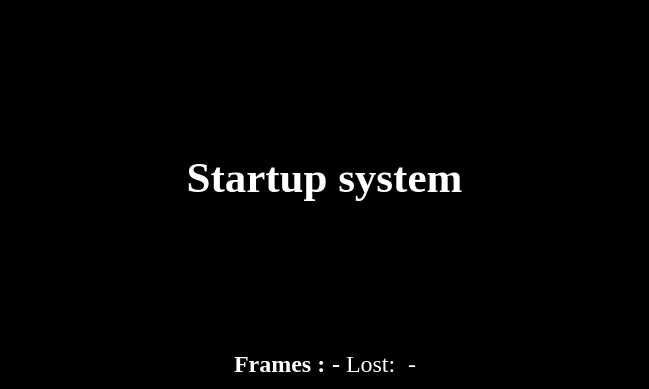
Qt form raspi_video_hub/qt-vlc/mainwindow.ui (dostapazov/video_hub) before a commit.
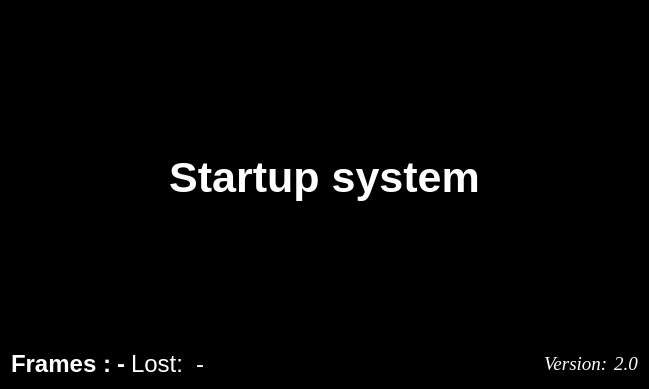
The same form after that commit.

Diff of the .ui file:
```diff
--- a/raspi_video_hub/qt-vlc/mainwindow.ui
+++ b/raspi_video_hub/qt-vlc/mainwindow.ui
@@ -39,7 +39,6 @@
       </property>
       <property name="font">
        <font>
-        <family>Liberation Serif</family>
         <pointsize>32</pointsize>
         <italic>false</italic>
         <bold>true</bold>
@@ -61,19 +60,6 @@
     </item>
     <item>
      <layout class="QHBoxLayout" name="horizontalLayout">
-      <item>
-       <spacer name="horizontalSpacer">
-        <property name="orientation">
-         <enum>Qt::Horizontal</enum>
-        </property>
-        <property name="sizeHint" stdset="0">
-         <size>
-          <width>40</width>
-          <height>20</height>
-         </size>
-        </property>
-       </spacer>
-      </item>
       <item>
        <widget class="QLabel" name="label_2">
         <property name="sizePolicy">
@@ -84,7 +70,6 @@
         </property>
         <property name="font">
          <font>
-          <family>Liberation Serif</family>
           <pointsize>18</pointsize>
           <italic>false</italic>
           <bold>true</bold>
@@ -99,7 +84,6 @@
        <widget class="QLabel" name="FrameNo">
         <property name="font">
          <font>
-          <family>Liberation Serif</family>
           <pointsize>18</pointsize>
           <italic>false</italic>
           <bold>true</bold>
@@ -120,7 +104,6 @@
        <widget class="QLabel" name="label_3">
         <property name="font">
          <font>
-          <family>Liberation Serif</family>
           <pointsize>18</pointsize>
          </font>
         </property>
@@ -133,7 +116,6 @@
        <widget class="QLabel" name="LostFrames">
         <property name="font">
          <font>
-          <family>Liberation Serif</family>
           <pointsize>18</pointsize>
          </font>
         </property>
@@ -155,6 +137,34 @@
         </property>
        </spacer>
       </item>
+      <item>
+       <widget class="QLabel" name="label_5">
+        <property name="font">
+         <font>
+          <family>Liberation Serif</family>
+          <pointsize>14</pointsize>
+          <italic>true</italic>
+         </font>
+        </property>
+        <property name="text">
+         <string>Version:</string>
+        </property>
+       </widget>
+      </item>
+      <item>
+       <widget class="QLabel" name="LabelVersion">
+        <property name="font">
+         <font>
+          <family>Liberation Serif</family>
+          <pointsize>14</pointsize>
+          <italic>true</italic>
+         </font>
+        </property>
+        <property name="text">
+         <string>2.0</string>
+        </property>
+       </widget>
+      </item>
      </layout>
     </item>
    </layout>
```
